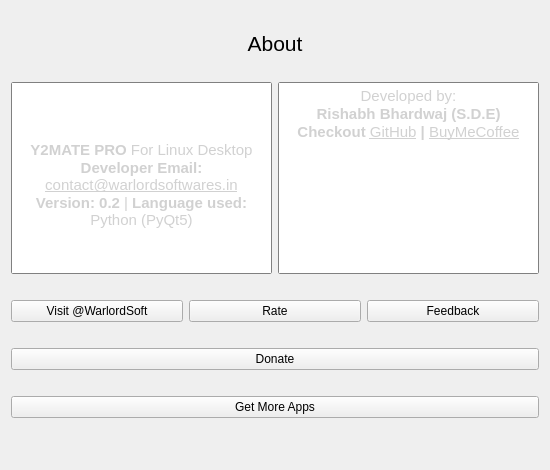
rishabh3354/JPG2PDF, file src/about.ui: the form before one commit.
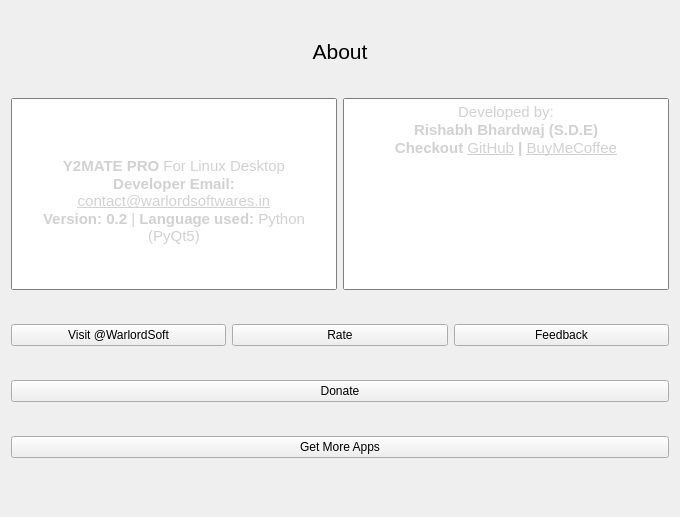
The form after the commit. Icons and pictures are not drawn.

Diff of the .ui file:
```diff
--- a/src/about.ui
+++ b/src/about.ui
@@ -6,8 +6,8 @@
    <rect>
     <x>0</x>
     <y>0</y>
-    <width>550</width>
-    <height>470</height>
+    <width>680</width>
+    <height>517</height>
    </rect>
   </property>
   <property name="windowTitle">
```
